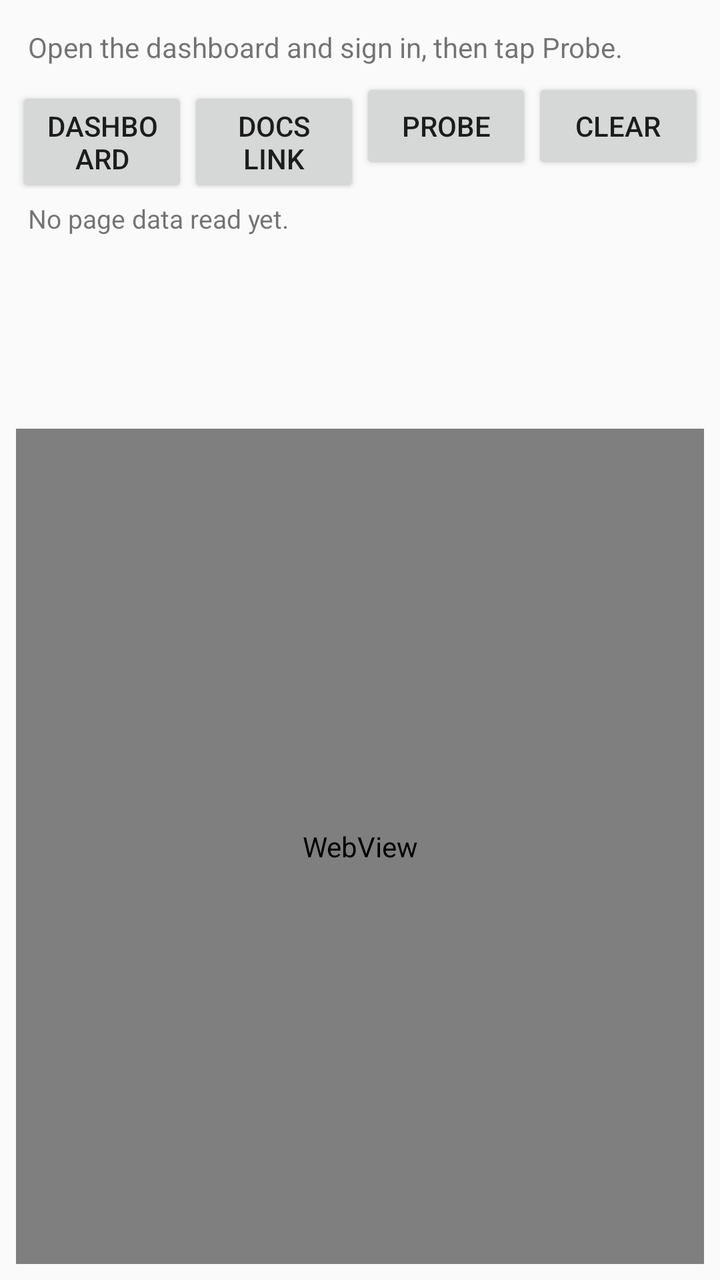
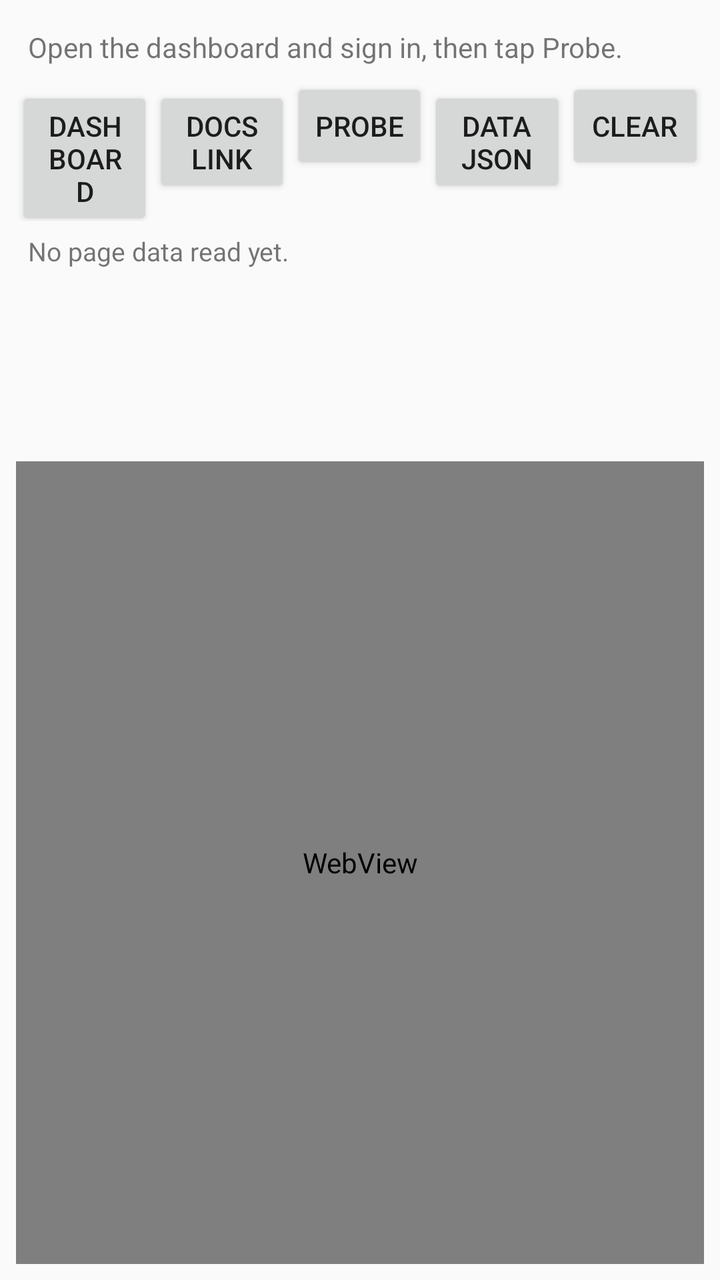

Before-and-after screenshots of an Android layout around one commit, followed by the original layout XML and the change that was made.
<!-- AndroidManifest.xml: application theme android:Theme.Material.Light.NoActionBar -->
<!-- res/layout/activity_main.xml -->
<?xml version="1.0" encoding="utf-8"?>
<LinearLayout xmlns:android="http://schemas.android.com/apk/res/android"
    android:layout_width="match_parent"
    android:layout_height="match_parent"
    android:orientation="vertical"
    android:padding="8dp">

    <TextView
        android:id="@+id/status"
        android:layout_width="match_parent"
        android:layout_height="wrap_content"
        android:padding="6dp"
        android:text="Open the dashboard and sign in, then tap Probe."
        android:textSize="14sp" />

    <LinearLayout
        android:layout_width="match_parent"
        android:layout_height="wrap_content"
        android:orientation="horizontal">

        <Button
            android:id="@+id/open_dashboard"
            android:layout_width="0dp"
            android:layout_height="wrap_content"
            android:layout_weight="1"
            android:text="Dashboard" />

        <Button
            android:id="@+id/open_docs"
            android:layout_width="0dp"
            android:layout_height="wrap_content"
            android:layout_weight="1"
            android:text="Docs link" />

        <Button
            android:id="@+id/probe"
            android:layout_width="0dp"
            android:layout_height="wrap_content"
            android:layout_weight="1"
            android:text="Probe" />

        <Button
            android:id="@+id/clear_session"
            android:layout_width="0dp"
            android:layout_height="wrap_content"
            android:layout_weight="1"
            android:text="Clear" />
    </LinearLayout>

    <TextView
        android:id="@+id/result"
        android:layout_width="match_parent"
        android:layout_height="120dp"
        android:padding="6dp"
        android:scrollbars="vertical"
        android:text="No page data read yet."
        android:textIsSelectable="true"
        android:textSize="13sp" />

    <WebView
        android:id="@+id/webview"
        android:layout_width="match_parent"
        android:layout_height="0dp"
        android:layout_weight="1" />
</LinearLayout>
<!-- resources referenced by this layout -->
<resources>

</resources>

<!-- the commit's change to res/layout/activity_main.xml (unified diff, before → after) -->
@@ -40,6 +40,13 @@
             android:text="Probe" />
 
         <Button
+            android:id="@+id/read_data"
+            android:layout_width="0dp"
+            android:layout_height="wrap_content"
+            android:layout_weight="1"
+            android:text="Data JSON" />
+
+        <Button
             android:id="@+id/clear_session"
             android:layout_width="0dp"
             android:layout_height="wrap_content"
